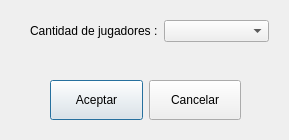
ErickCR12/Scrabble, file ClientProject/gui/CreateGameWindow.ui: the form before one commit.
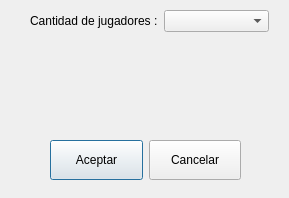
The form after the commit.

Patch:
```diff
--- a/ClientProject/gui/CreateGameWindow.ui
+++ b/ClientProject/gui/CreateGameWindow.ui
@@ -7,7 +7,7 @@
     <x>0</x>
     <y>0</y>
     <width>289</width>
-    <height>140</height>
+    <height>198</height>
    </rect>
   </property>
   <property name="windowTitle">
@@ -17,7 +17,7 @@
    <property name="geometry">
     <rect>
      <x>50</x>
-     <y>70</y>
+     <y>130</y>
      <width>191</width>
      <height>61</height>
     </rect>
@@ -55,7 +55,7 @@
    <property name="geometry">
     <rect>
      <x>30</x>
-     <y>20</y>
+     <y>10</y>
      <width>239</width>
      <height>51</height>
     </rect>
@@ -83,6 +83,19 @@
     </item>
    </layout>
   </widget>
+  <widget class="QLabel" name="label_2">
+   <property name="geometry">
+    <rect>
+     <x>30</x>
+     <y>70</y>
+     <width>241</width>
+     <height>51</height>
+    </rect>
+   </property>
+   <property name="text">
+    <string/>
+   </property>
+  </widget>
  </widget>
  <resources/>
  <connections/>
```
